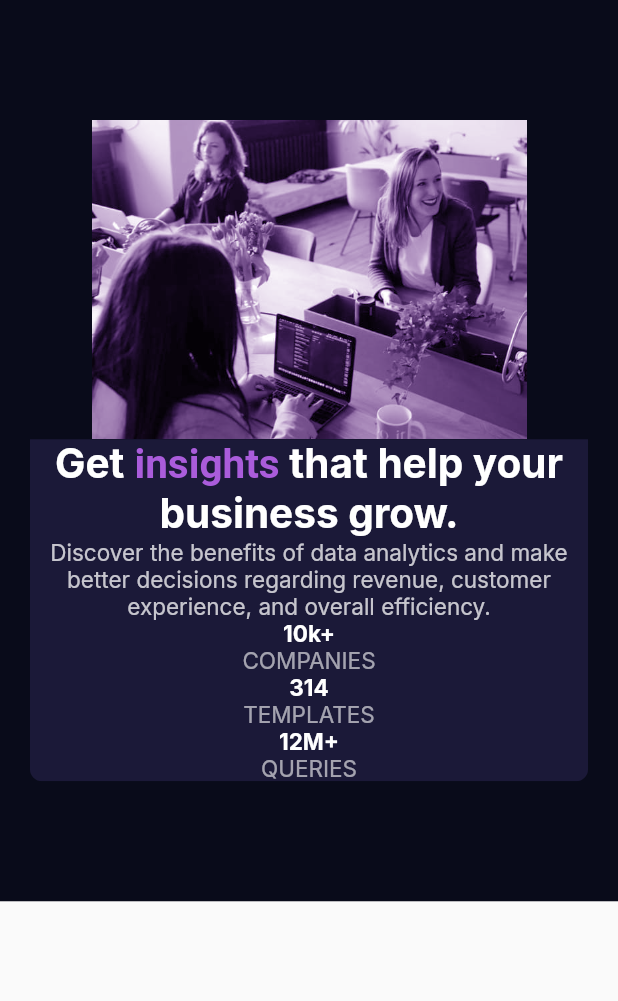
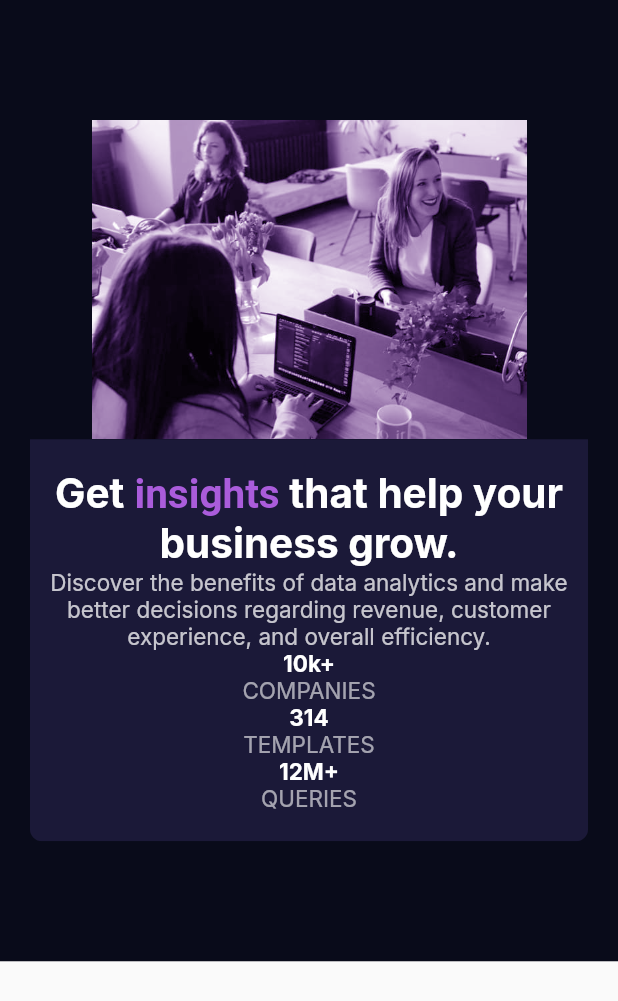
Before and after one commit to romofel/fm-stats_preview_card_component-flutter, a Flutter app: the screen it shows after launch, on a phone screen of 412 x 824 dp. Shown: the top 1001 px of the screen. Run offline on Flutter 3.47's test engine with Material 2 defaults, Android fonts, the phone set to English and light mode, and no system bars; our stand-ins replace google_fonts.

Commit message:
Add padding to text part of card

```diff
--- a/lib/pages/home_page.dart
+++ b/lib/pages/home_page.dart
@@ -25,6 +25,9 @@ class HomePage extends StatelessWidget {
                   decoration: BoxDecoration(
                     color: kCardBackgroundColor.toColor(),
                   ),
+                  child: Padding(
+                    padding:
+                        const EdgeInsets.symmetric(vertical: 20, horizontal: 8),
                     child: Column(
                       crossAxisAlignment: CrossAxisAlignment.center,
                       children: <Widget>[
@@ -135,6 +138,7 @@ class HomePage extends StatelessWidget {
                       ],
                     ),
                   ),
+                ),
               ],
             ),
           ),
```
Lines whose indentation alone changed are shown as unchanged.
